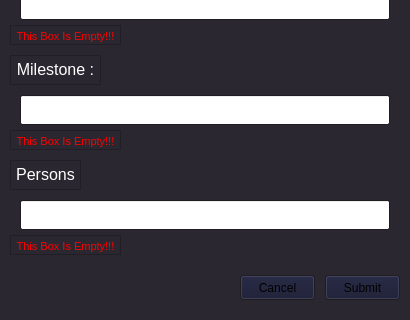
The window that Task.ui (HeidariSina/Management-App) describes before a commit, drawn with Qt 5; both pictures show x 0 to 410 and y 445 to 765 of the 410 by 765 pixel window.
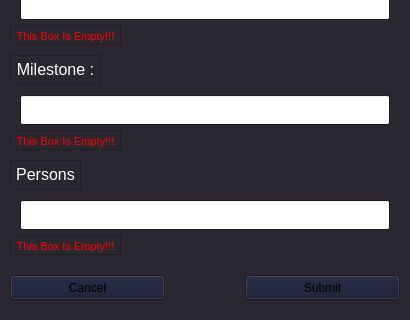
The same window after the commit.

Commit message: change in submit and cancel button UI

```diff
--- a/Task.ui
+++ b/Task.ui
@@ -654,12 +654,15 @@
    <widget class="QPushButton" name="SubmitpushButton">
     <property name="geometry">
      <rect>
-      <x>325</x>
+      <x>245</x>
       <y>720</y>
-      <width>75</width>
+      <width>155</width>
       <height>25</height>
      </rect>
     </property>
+    <property name="styleSheet">
+     <string notr="true"/>
+    </property>
     <property name="text">
      <string>Submit</string>
     </property>
@@ -667,12 +670,15 @@
    <widget class="QPushButton" name="CanclepushButton">
     <property name="geometry">
      <rect>
-      <x>240</x>
+      <x>10</x>
       <y>720</y>
-      <width>75</width>
+      <width>155</width>
       <height>25</height>
      </rect>
     </property>
+    <property name="styleSheet">
+     <string notr="true"/>
+    </property>
     <property name="text">
      <string>Cancel</string>
     </property>
```
The commit also changes 2 other files.
